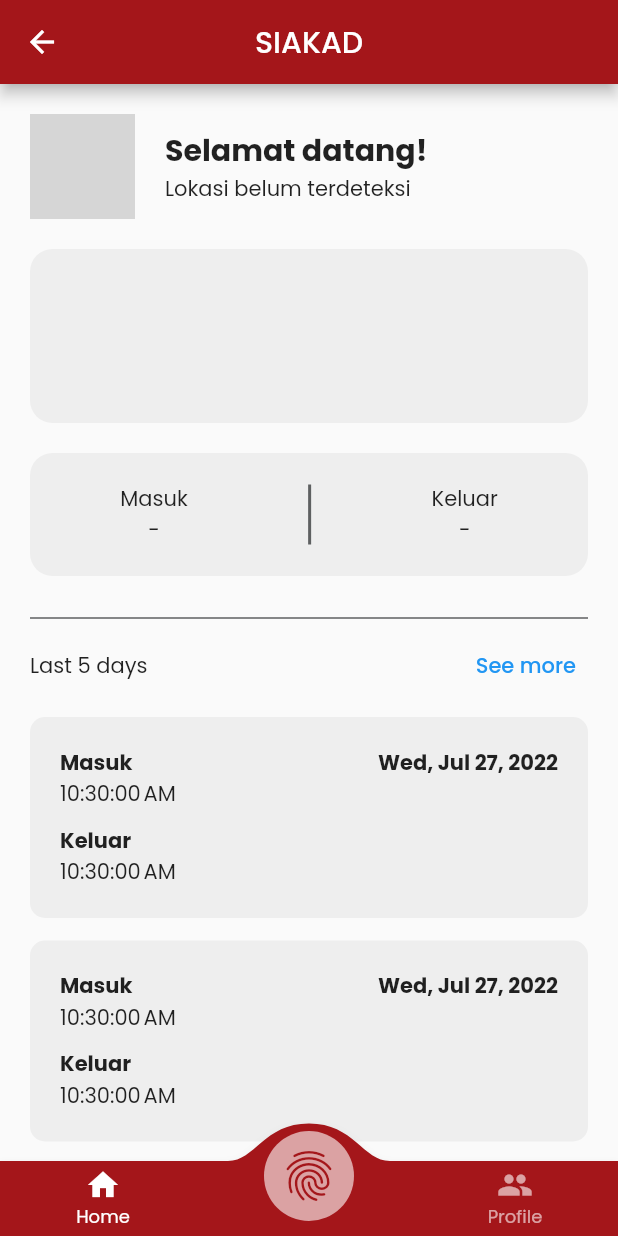
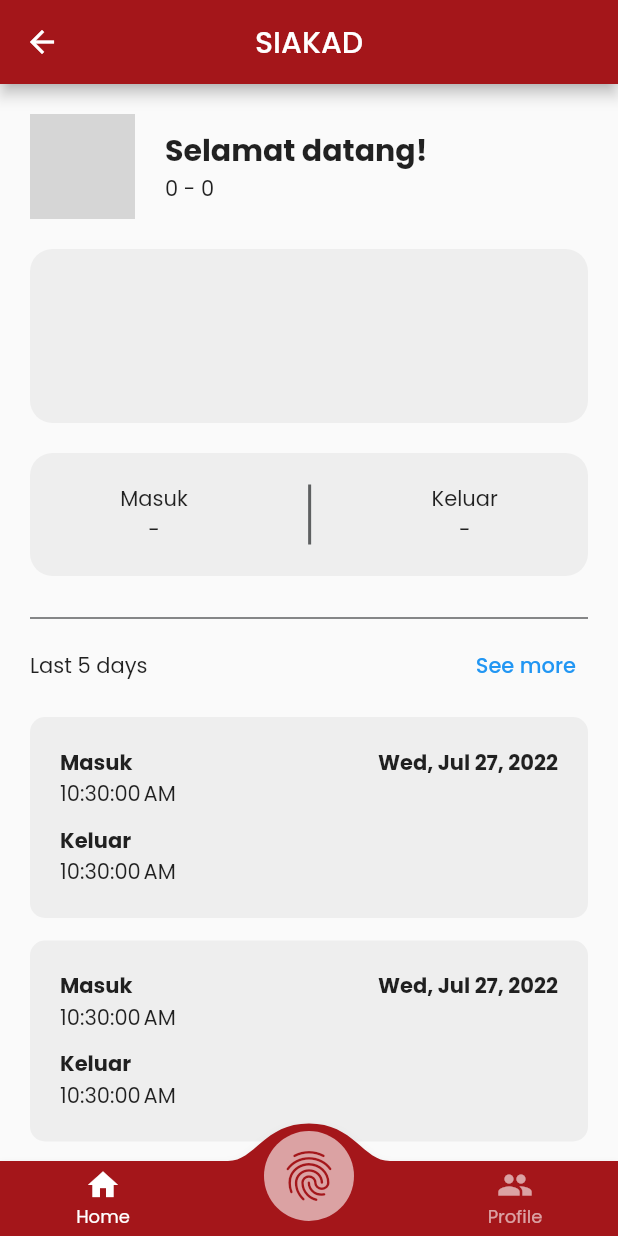
Before and after one commit to nadialvy/presence-app, a Flutter app: the HomeView screen opened by its route, on a phone screen of 412 x 824 dp. Run offline on Flutter 3.47's test engine with Material 2 defaults, Android fonts, the phone set to English and light mode, and no system bars; drawn by our look-alikes of convex_bottom_bar; our stand-ins replace cloud_firestore, firebase_auth, firebase_core, firebase_storage, geolocator, get and 1 more; accounts and stored records are empty; network calls fail; grey boxes are pictures that could not be loaded.

```diff
--- a/lib/app/modules/home/views/home_view.dart
+++ b/lib/app/modules/home/views/home_view.dart
@@ -61,7 +61,7 @@ class HomeView extends GetView<HomeController> {
                   SizedBox(width: 20,),
                   Column(
                     crossAxisAlignment: CrossAxisAlignment.start,
-                    children: const [
+                    children: [
                       Text(
                         'Selamat datang!',
                         style: TextStyle(
@@ -69,7 +69,11 @@ class HomeView extends GetView<HomeController> {
                           fontWeight: FontWeight.bold
                         ),
                       ),
-                      Text('Lokasi belum terdeteksi')
+                      Text(
+                        user['position'] != null
+                        ? "${user['position']['lat']} - ${user['position']['long'] }"
+                        : "Belum ada lokasi",
+                      ),
                     ],
                   ),
                 ],
```
Also changed, not shown: lib/app/controllers/page_index_controller.dart (+26 -14 lines), 2 other files.
